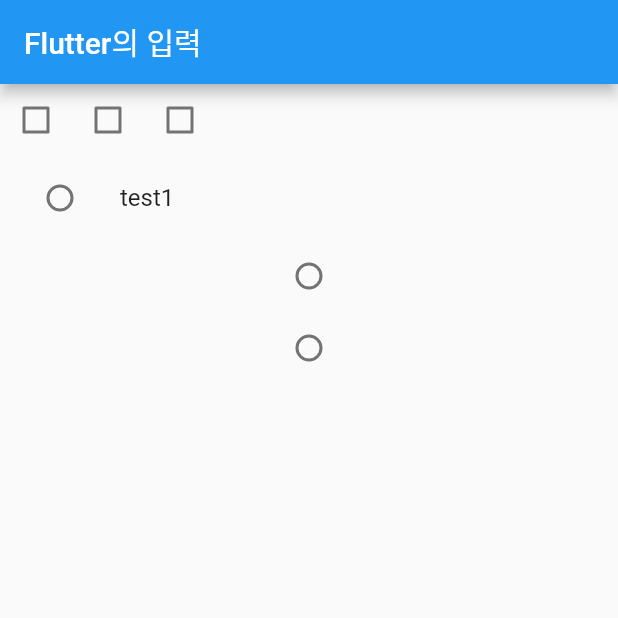
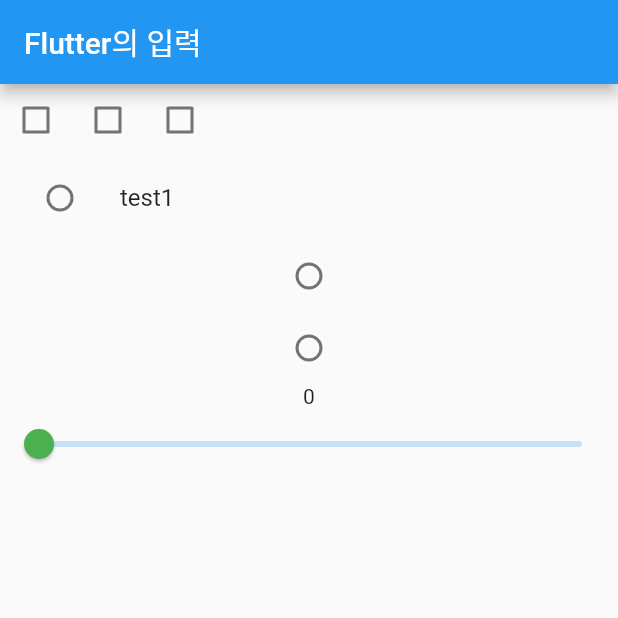
Before and after one commit to haerong22/flutter, a Flutter app: the screen it shows after launch, on a phone screen of 412 x 824 dp, the top half of it. Run offline on Flutter 3.47's test engine with Material 2 defaults, Android fonts, the phone set to English and light mode, and no system bars.

Commit message:
#2 flutter: widget - input(slider)

```diff
--- a/flutter_test_project/lib/input.dart
+++ b/flutter_test_project/lib/input.dart
@@ -20,6 +20,7 @@ class Body extends StatelessWidget {
       children: [
         TestCheckBox(),
         TestRadioButton(),
+        TestSlider(),
       ],
     );
   }
@@ -118,3 +119,32 @@ class _TestRadioButtonState extends State<TestRadioButton> {
     );
   }
 }
+
+class TestSlider extends StatefulWidget {
+  const TestSlider({super.key});
+
+  @override
+  State<TestSlider> createState() => _TestSliderState();
+}
+
+class _TestSliderState extends State<TestSlider> {
+  double value = 0;
+
+  @override
+  Widget build(BuildContext context) {
+    return Column(
+      children: [
+        Text('${value.round()}'),
+        Slider(
+          value: value,
+          onChanged: (newValue) => setState(() => value = newValue),
+          divisions: 100,
+          max: 100,
+          min: 0,
+          label: value.ceil().toString(),
+          activeColor: Colors.green,
+        ),
+      ],
+    );
+  }
+}
```
